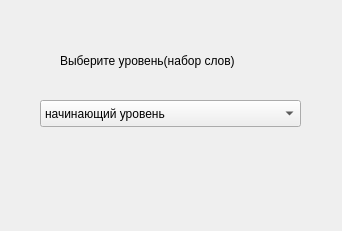
Laponina/learn_english, file qt_ui/question.ui: the form before one commit.
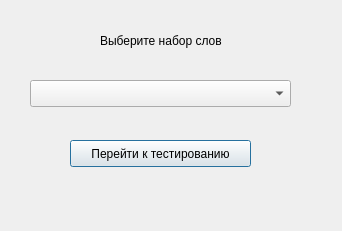
The form after the commit.

Patch:
```diff
--- a/qt_ui/question.ui
+++ b/qt_ui/question.ui
@@ -16,35 +16,38 @@
   <widget class="QLabel" name="label">
    <property name="geometry">
     <rect>
-     <x>60</x>
-     <y>40</y>
-     <width>251</width>
+     <x>100</x>
+     <y>20</y>
+     <width>151</width>
      <height>41</height>
     </rect>
    </property>
    <property name="text">
-    <string>Выберите уровень(набор слов)</string>
+    <string>Выберите набор слов</string>
    </property>
   </widget>
   <widget class="QComboBox" name="comboBox">
    <property name="geometry">
     <rect>
-     <x>40</x>
-     <y>100</y>
+     <x>30</x>
+     <y>80</y>
      <width>261</width>
      <height>27</height>
     </rect>
    </property>
-   <item>
-    <property name="text">
-     <string>начинающий уровень</string>
-    </property>
-   </item>
-   <item>
-    <property name="text">
-     <string>все</string>
-    </property>
-   </item>
+  </widget>
+  <widget class="QPushButton" name="start_test">
+   <property name="geometry">
+    <rect>
+     <x>70</x>
+     <y>140</y>
+     <width>181</width>
+     <height>27</height>
+    </rect>
+   </property>
+   <property name="text">
+    <string>Перейти к тестированию</string>
+   </property>
   </widget>
  </widget>
  <resources/>
```
Left out of the diff: 6 changed lines with no effect on the pictures.
